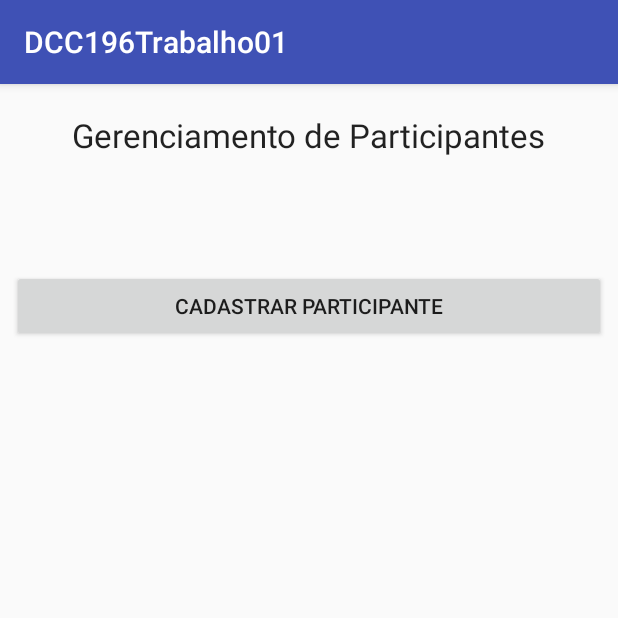
After one commit to ufjf-dcc196/dcc192-2018-3-trb1-gabriel-martins-mateus-goncalo, an Android app: the ParticipanteActivity screen opened directly, with no data from a screen before it, on a phone screen of 412 x 824 dp, the top half of it. The commit adds this screen. Run offline under Robolectric (Android 15) with nearby library versions, the phone set to English and light mode, and no system bars.

Commit message:
Cria tela inicial e ParticipanteActivity

```diff
--- a/app/build.gradle
+++ b/app/build.gradle
@@ -25,4 +25,5 @@ dependencies {
     testImplementation 'junit:junit:4.12'
     androidTestImplementation 'com.android.support.test:runner:1.0.2'
     androidTestImplementation 'com.android.support.test.espresso:espresso-core:3.0.2'
+    implementation 'com.android.support:recyclerview-v7:28.0.0'
 }
--- a/app/src/main/AndroidManifest.xml
+++ b/app/src/main/AndroidManifest.xml
@@ -16,6 +16,7 @@
                 <category android:name="android.intent.category.LAUNCHER" />
             </intent-filter>
         </activity>
+        <activity android:name=".ParticipanteActivity"></activity>
     </application>
 
 </manifest>
--- a/app/src/main/java/com/example/gabriel/dcc196trabalho01/MainActivity.java
+++ b/app/src/main/java/com/example/gabriel/dcc196trabalho01/MainActivity.java
@@ -2,12 +2,19 @@ package com.example.gabriel.dcc196trabalho01;
 
 import android.support.v7.app.AppCompatActivity;
 import android.os.Bundle;
+import android.widget.Button;
 
 public class MainActivity extends AppCompatActivity {
+
+    private Button btnParticipantes;
+    private Button btnEventos;
 
     @Override
     protected void onCreate(Bundle savedInstanceState) {
         super.onCreate(savedInstanceState);
         setContentView(R.layout.activity_main);
+
+        btnParticipantes = findViewById(R.id.btn_participantes);
+        btnEventos = findViewById(R.id.btn_eventos);
     }
 }
--- /dev/null
+++ b/app/src/main/java/com/example/gabriel/dcc196trabalho01/ParticipanteActivity.java
@@ -0,0 +1,21 @@
+package com.example.gabriel.dcc196trabalho01;
+
+import android.support.v7.app.AppCompatActivity;
+import android.os.Bundle;
+import android.support.v7.widget.RecyclerView;
+import android.widget.Button;
+
+public class ParticipanteActivity extends AppCompatActivity {
+
+    private Button btnCadastrarParticipante;
+    private RecyclerView rvListaParticipantes;
+
+    @Override
+    protected void onCreate(Bundle savedInstanceState) {
+        super.onCreate(savedInstanceState);
+        setContentView(R.layout.activity_participante);
+
+        btnCadastrarParticipante = findViewById(R.id.btn_cadastrarParticipante);
+        rvListaParticipantes = findViewById(R.id.rv_listaParticipantes);
+    }
+}
--- /dev/null
+++ b/app/src/main/res/layout/activity_participante.xml
@@ -0,0 +1,61 @@
+<?xml version="1.0" encoding="utf-8"?>
+<android.support.constraint.ConstraintLayout xmlns:android="http://schemas.android.com/apk/res/android"
+    xmlns:app="http://schemas.android.com/apk/res-auto"
+    xmlns:tools="http://schemas.android.com/tools"
+    android:layout_width="match_parent"
+    android:layout_height="match_parent"
+    tools:context=".ParticipanteActivity">
+
+    <TextView
+        android:id="@+id/textView2"
+        android:layout_width="wrap_content"
+        android:layout_height="wrap_content"
+        android:layout_marginBottom="8dp"
+        android:layout_marginEnd="8dp"
+        android:layout_marginLeft="8dp"
+        android:layout_marginRight="8dp"
+        android:layout_marginStart="8dp"
+        android:layout_marginTop="8dp"
+        android:text="Gerenciamento de Participantes"
+        android:textAppearance="@android:style/TextAppearance.Holo.Large"
+        app:layout_constraintBottom_toBottomOf="parent"
+        app:layout_constraintEnd_toEndOf="parent"
+        app:layout_constraintStart_toStartOf="parent"
+        app:layout_constraintTop_toTopOf="parent"
+        app:layout_constraintVertical_bias="0.016" />
+
+    <android.support.v7.widget.RecyclerView
+        android:id="@+id/rv_listaParticipantes"
+        android:layout_width="368dp"
+        android:layout_height="354dp"
+        android:layout_marginBottom="8dp"
+        android:layout_marginEnd="8dp"
+        android:layout_marginLeft="8dp"
+        android:layout_marginRight="8dp"
+        android:layout_marginStart="8dp"
+        android:layout_marginTop="8dp"
+        app:layout_constraintBottom_toBottomOf="parent"
+        app:layout_constraintEnd_toEndOf="parent"
+        app:layout_constraintHorizontal_bias="0.0"
+        app:layout_constraintStart_toStartOf="parent"
+        app:layout_constraintTop_toTopOf="parent"
+        app:layout_constraintVertical_bias="0.953" />
+
+    <Button
+        android:id="@+id/btn_cadastrarParticipante"
+        android:layout_width="0dp"
+        android:layout_height="wrap_content"
+        android:layout_marginBottom="8dp"
+        android:layout_marginEnd="8dp"
+        android:layout_marginLeft="8dp"
+        android:layout_marginRight="8dp"
+        android:layout_marginStart="8dp"
+        android:layout_marginTop="8dp"
+        android:text="Cadastrar Participante"
+        app:layout_constraintBottom_toBottomOf="parent"
+        app:layout_constraintEnd_toEndOf="parent"
+        app:layout_constraintHorizontal_bias="0.0"
+        app:layout_constraintStart_toStartOf="parent"
+        app:layout_constraintTop_toTopOf="parent"
+        app:layout_constraintVertical_bias="0.165" />
+</android.support.constraint.ConstraintLayout>
```
